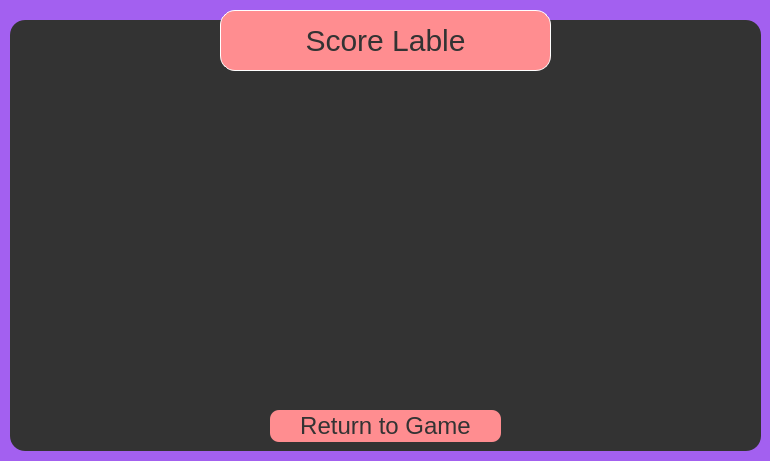
Qt form BingChillings/highscoresform.ui (BingChillings/BingChillings) before a commit.
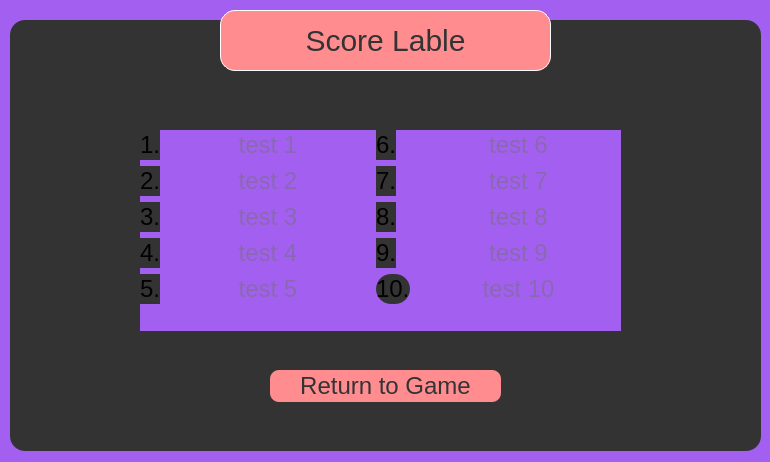
The same form after that commit.

The edit to the form file:
```diff
--- a/BingChillings/highscoresform.ui
+++ b/BingChillings/highscoresform.ui
@@ -7,7 +7,7 @@
     <x>0</x>
     <y>0</y>
     <width>770</width>
-    <height>461</height>
+    <height>462</height>
    </rect>
   </property>
   <property name="windowTitle">
@@ -84,7 +84,7 @@
     <property name="geometry">
      <rect>
       <x>260</x>
-      <y>390</y>
+      <y>350</y>
       <width>231</width>
       <height>32</height>
      </rect>
@@ -93,6 +93,232 @@
      <string>Return to Game</string>
     </property>
    </widget>
+   <widget class="QWidget" name="horizontalLayoutWidget">
+    <property name="geometry">
+     <rect>
+      <x>130</x>
+      <y>110</y>
+      <width>481</width>
+      <height>201</height>
+     </rect>
+    </property>
+    <layout class="QHBoxLayout" name="horizontalLayout">
+     <item>
+      <layout class="QFormLayout" name="formLayout">
+       <item row="0" column="0">
+        <widget class="QLabel" name="label">
+         <property name="text">
+          <string>1.</string>
+         </property>
+        </widget>
+       </item>
+       <item row="1" column="0">
+        <widget class="QLabel" name="label_2">
+         <property name="text">
+          <string>2.</string>
+         </property>
+        </widget>
+       </item>
+       <item row="2" column="0">
+        <widget class="QLabel" name="label_3">
+         <property name="text">
+          <string>3.</string>
+         </property>
+        </widget>
+       </item>
+       <item row="3" column="0">
+        <widget class="QLabel" name="label_4">
+         <property name="text">
+          <string>4.</string>
+         </property>
+        </widget>
+       </item>
+       <item row="4" column="0">
+        <widget class="QLabel" name="label_5">
+         <property name="text">
+          <string>5.</string>
+         </property>
+        </widget>
+       </item>
+       <item row="0" column="1">
+        <widget class="QLineEdit" name="line1">
+         <property name="alignment">
+          <set>Qt::AlignCenter</set>
+         </property>
+         <property name="readOnly">
+          <bool>true</bool>
+         </property>
+         <property name="placeholderText">
+          <string>test 1</string>
+         </property>
+        </widget>
+       </item>
+       <item row="2" column="1">
+        <widget class="QLineEdit" name="line3">
+         <property name="alignment">
+          <set>Qt::AlignCenter</set>
+         </property>
+         <property name="readOnly">
+          <bool>true</bool>
+         </property>
+         <property name="placeholderText">
+          <string>test 3</string>
+         </property>
+        </widget>
+       </item>
+       <item row="3" column="1">
+        <widget class="QLineEdit" name="line4">
+         <property name="alignment">
+          <set>Qt::AlignCenter</set>
+         </property>
+         <property name="readOnly">
+          <bool>true</bool>
+         </property>
+         <property name="placeholderText">
+          <string>test 4</string>
+         </property>
+        </widget>
+       </item>
+       <item row="4" column="1">
+        <widget class="QLineEdit" name="line5">
+         <property name="alignment">
+          <set>Qt::AlignCenter</set>
+         </property>
+         <property name="readOnly">
+          <bool>true</bool>
+         </property>
+         <property name="placeholderText">
+          <string>test 5</string>
+         </property>
+        </widget>
+       </item>
+       <item row="1" column="1">
+        <widget class="QLineEdit" name="line2">
+         <property name="sizePolicy">
+          <sizepolicy hsizetype="Preferred" vsizetype="Fixed">
+           <horstretch>0</horstretch>
+           <verstretch>0</verstretch>
+          </sizepolicy>
+         </property>
+         <property name="alignment">
+          <set>Qt::AlignCenter</set>
+         </property>
+         <property name="readOnly">
+          <bool>true</bool>
+         </property>
+         <property name="placeholderText">
+          <string>test 2</string>
+         </property>
+        </widget>
+       </item>
+      </layout>
+     </item>
+     <item>
+      <layout class="QFormLayout" name="formLayout_2">
+       <item row="0" column="0">
+        <widget class="QLabel" name="label_6">
+         <property name="text">
+          <string>6.</string>
+         </property>
+        </widget>
+       </item>
+       <item row="1" column="0">
+        <widget class="QLabel" name="label_7">
+         <property name="text">
+          <string>7.</string>
+         </property>
+        </widget>
+       </item>
+       <item row="2" column="0">
+        <widget class="QLabel" name="label_8">
+         <property name="text">
+          <string>8.</string>
+         </property>
+        </widget>
+       </item>
+       <item row="3" column="0">
+        <widget class="QLabel" name="label_9">
+         <property name="text">
+          <string>9.</string>
+         </property>
+        </widget>
+       </item>
+       <item row="4" column="0">
+        <widget class="QLabel" name="label_10">
+         <property name="text">
+          <string>10.</string>
+         </property>
+        </widget>
+       </item>
+       <item row="0" column="1">
+        <widget class="QLineEdit" name="line6">
+         <property name="alignment">
+          <set>Qt::AlignCenter</set>
+         </property>
+         <property name="readOnly">
+          <bool>true</bool>
+         </property>
+         <property name="placeholderText">
+          <string>test 6</string>
+         </property>
+        </widget>
+       </item>
+       <item row="1" column="1">
+        <widget class="QLineEdit" name="line7">
+         <property name="alignment">
+          <set>Qt::AlignCenter</set>
+         </property>
+         <property name="readOnly">
+          <bool>true</bool>
+         </property>
+         <property name="placeholderText">
+          <string>test 7</string>
+         </property>
+        </widget>
+       </item>
+       <item row="2" column="1">
+        <widget class="QLineEdit" name="line8">
+         <property name="alignment">
+          <set>Qt::AlignCenter</set>
+         </property>
+         <property name="readOnly">
+          <bool>true</bool>
+         </property>
+         <property name="placeholderText">
+          <string>test 8</string>
+         </property>
+        </widget>
+       </item>
+       <item row="3" column="1">
+        <widget class="QLineEdit" name="line9">
+         <property name="alignment">
+          <set>Qt::AlignCenter</set>
+         </property>
+         <property name="readOnly">
+          <bool>true</bool>
+         </property>
+         <property name="placeholderText">
+          <string>test 9</string>
+         </property>
+        </widget>
+       </item>
+       <item row="4" column="1">
+        <widget class="QLineEdit" name="line10">
+         <property name="alignment">
+          <set>Qt::AlignCenter</set>
+         </property>
+         <property name="readOnly">
+          <bool>true</bool>
+         </property>
+         <property name="placeholderText">
+          <string>test 10</string>
+         </property>
+        </widget>
+       </item>
+      </layout>
+     </item>
+    </layout>
+   </widget>
   </widget>
   <widget class="QToolButton" name="toolButton">
    <property name="geometry">
```
Left out of the diff: 4 changed lines with no effect on the pictures.
